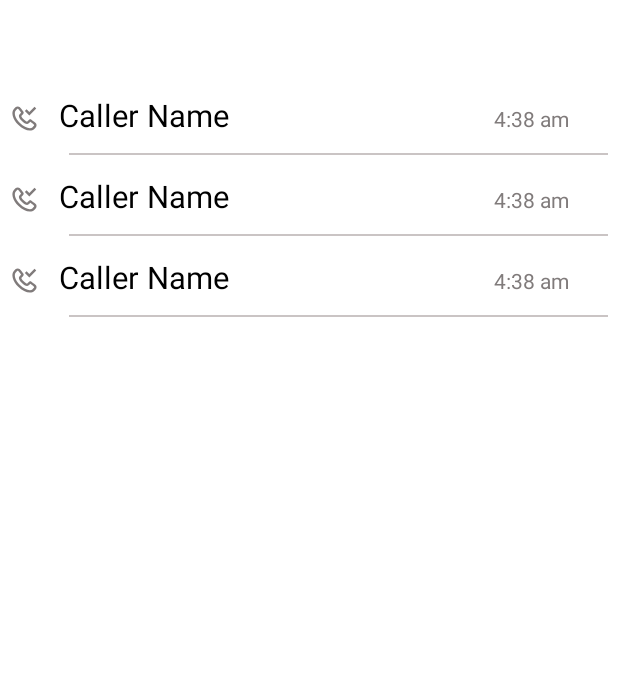
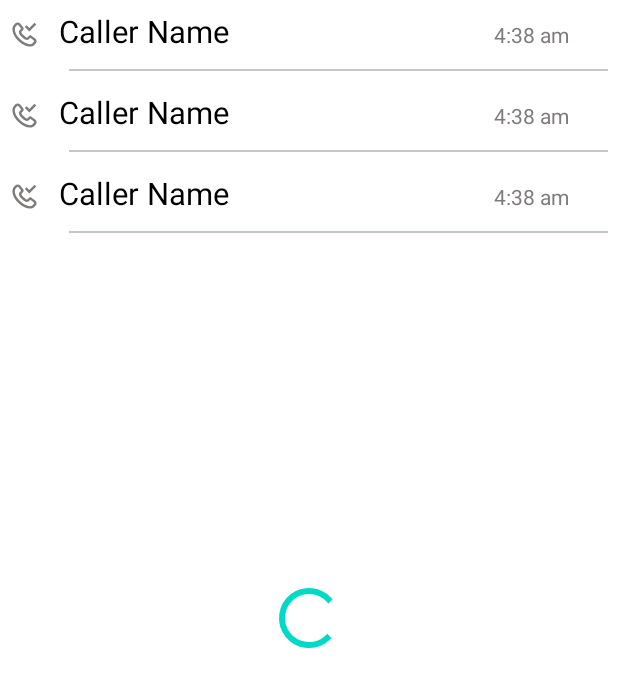
Before and after one commit to Numrahmubeen/CallerTune, an Android app: the layout fragment_recent_calls.xml on its own in the app's theme, with its tools: preview values and no code run, on a phone screen of 412 x 824 dp. Shown: the top 687 px of the screen. Run offline under Robolectric (Android 15) with nearby library versions, the phone set to English and light mode, and no system bars.

Commit message:
backend threading load contacts and logs,live data with Content Observer

```diff
--- a/app/src/main/java/com/caller/tune/viewModels/CallLogViewModel.java
+++ b/app/src/main/java/com/caller/tune/viewModels/CallLogViewModel.java
@@ -28,7 +28,7 @@ public class CallLogViewModel extends AndroidViewModel {
 
 
     public MutableLiveData<ArrayList<RecentCall>> getRecentCalls() {
-        recentCalls.setValue(repository.fetchCallLogs());
+        recentCalls = repository.fetchCallLogs();
         return recentCalls;
     }
 
--- a/app/src/main/java/com/caller/tune/viewModels/ContactViewModel.java
+++ b/app/src/main/java/com/caller/tune/viewModels/ContactViewModel.java
@@ -41,7 +41,7 @@ public class ContactViewModel extends AndroidViewModel {
 
 
     public MutableLiveData<ArrayList<ContactModel>> getContacts() {
-        contacts.setValue(repository.fetchContacts());
+        contacts = repository.fetchContacts();
         return contacts;
     }
 
--- a/app/src/main/res/layout/fragment_recent_calls.xml
+++ b/app/src/main/res/layout/fragment_recent_calls.xml
@@ -9,11 +9,18 @@
     <androidx.constraintlayout.widget.ConstraintLayout
         android:layout_width="match_parent"
         android:layout_height="match_parent">
+        <ProgressBar
+            android:layout_width="wrap_content"
+            android:layout_height="wrap_content"
+            android:id="@+id/recent_calls_pb"
+            app:layout_constraintTop_toTopOf="parent"
+            app:layout_constraintBottom_toBottomOf="parent"
+            app:layout_constraintLeft_toLeftOf="parent"
+            app:layout_constraintRight_toRightOf="parent"/>
         <androidx.recyclerview.widget.RecyclerView
             tools:listitem="@layout/item_recent_calls_rv"
             android:id="@+id/recent_calls_rv"
             android:layout_width="match_parent"
-            android:layout_marginTop="?actionBarSize"
             app:layout_constraintRight_toRightOf="parent"
             app:layout_constraintTop_toTopOf="parent"
             android:layout_height="wrap_content"/>
```
Also changed, not shown: app/src/main/java/com/caller/tune/fragments/RecentCallsFragment.java (+25 -4 lines), app/src/main/java/com/caller/tune/repository/CallLogRepository.java (+47 -4 lines), app/src/main/java/com/caller/tune/repository/ContactRepository.java (+17 -2 lines).
